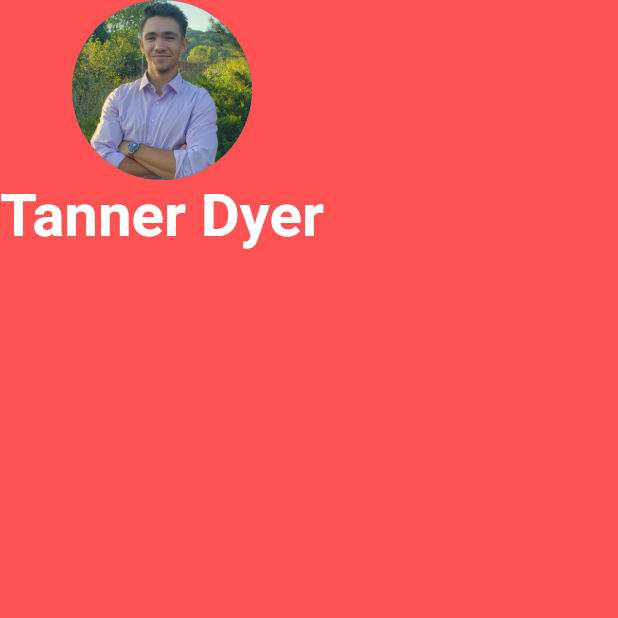
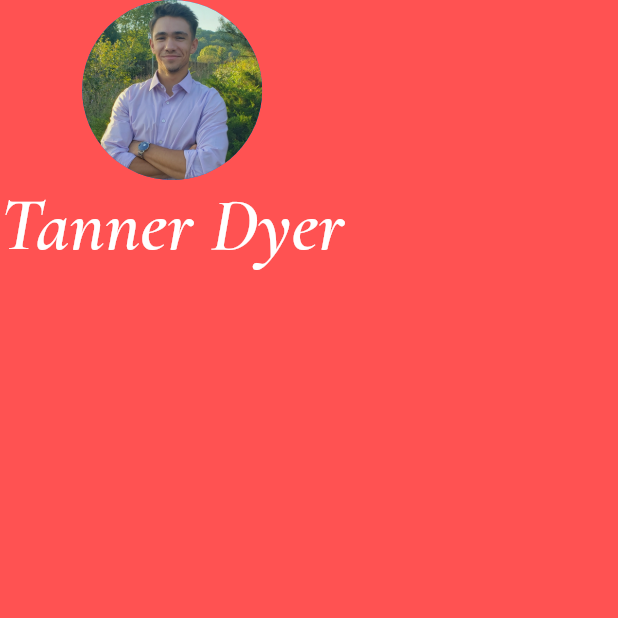
Before and after one commit to tddyer/biz-me, a Flutter app: the screen it shows after launch, on a phone screen of 412 x 824 dp, the top half of it. Run offline on Flutter 3.47's test engine with Material 2 defaults, Android fonts, the phone set to English and light mode, and no system bars.

Commit message:
added cormorant garamond font, updated name text to cormorant garamond font

```diff
--- a/lib/main.dart
+++ b/lib/main.dart
@@ -20,9 +20,10 @@ class MyApp extends StatelessWidget {
               Text(
                 'Tanner Dyer',
                 style: TextStyle(
-                  fontSize: 40.0,
+                  fontSize: 50.0,
+                  fontFamily: 'Cormorant Garamond',
                   color: Colors.white,
-                  fontWeight: FontWeight.bold
+                  fontWeight: FontWeight.bold,
                 ),
               )
             ],
--- a/pubspec.yaml
+++ b/pubspec.yaml
@@ -25,6 +25,9 @@ flutter:
     - images/
 
   fonts:
-    - family: ArchitectsDaughter
+    - family: Architects Daughter
       fonts:
       - asset: fonts/ArchitectsDaughter-Regular.ttf
+    - family: Cormorant Garamond
+      fonts:
+      - asset: fonts/CormorantGaramond-SemiBoldItalic.ttf
```
Also changed, not shown: fonts/ArchitectsDaughter-Regular.ttf (added), fonts/CormorantGaramond-SemiBoldItalic.ttf (added).
